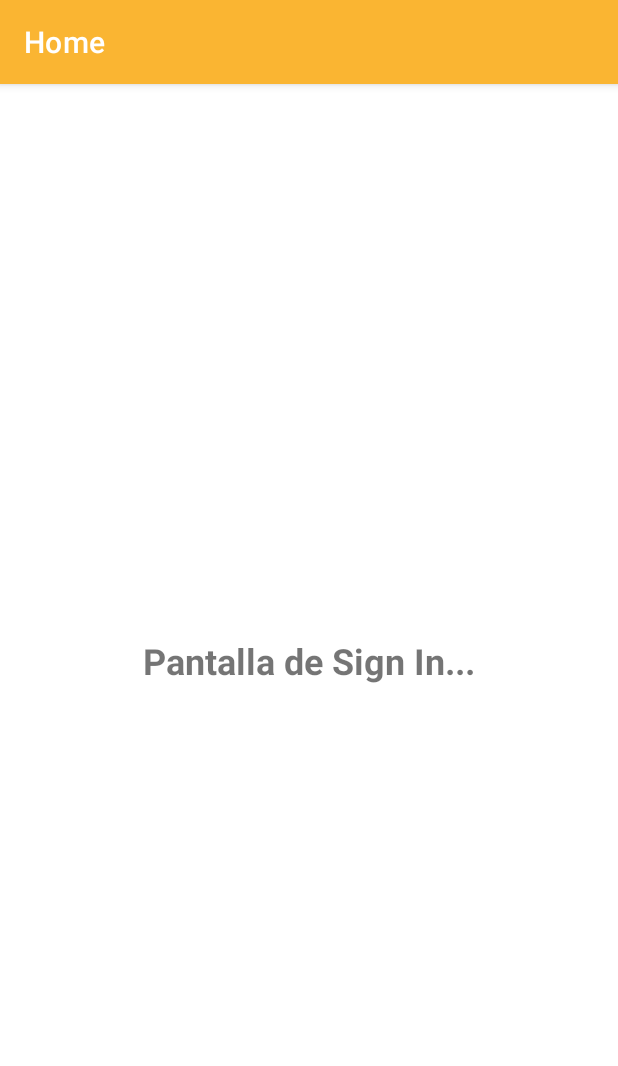
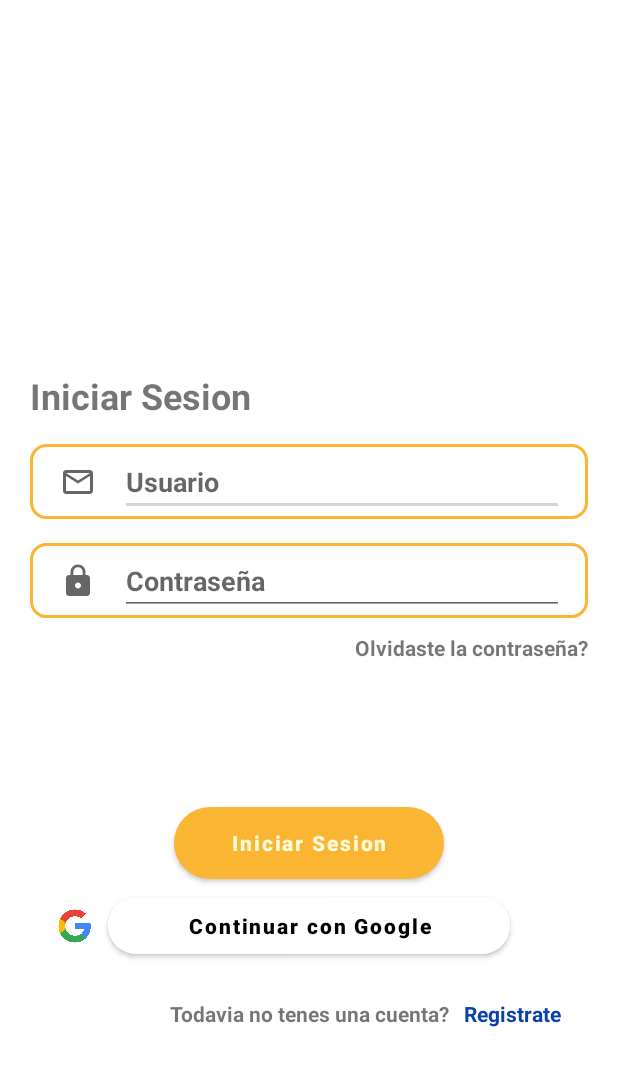
Before and after one commit to fmalonso96/Morfando-Inc, an Android app: the screen it shows after launch (HomeActivity before the commit, SignInActivity after it), on a phone screen of 412 x 824 dp. Shown: the top 1066 px of the screen. Run offline under Robolectric (Android 15) with nearby library versions, the phone set to English and light mode, and no system bars; our stand-ins replace Firebase (no records; nobody signed in at launch, a user with empty details on screens opened directly).

Commit message:
Google Sign In
- Logica para el inicio de sesion con google

```diff
--- a/app/src/main/java/com/example/morfando_inc/HomeActivity.kt
+++ /dev/null
@@ -1,12 +0,0 @@
-package com.example.morfando_inc
-
-import android.os.Bundle
-import androidx.appcompat.app.AppCompatActivity
-
-class HomeActivity : AppCompatActivity() {
-
-    override fun onCreate(savedInstanceState: Bundle?) {
-        super.onCreate(savedInstanceState)
-        setContentView(R.layout.activity_home)
-    }
-}
--- a/app/src/main/java/com/example/morfando_inc/MainActivity.kt
+++ b/app/src/main/java/com/example/morfando_inc/MainActivity.kt
@@ -1,6 +1,5 @@
 package com.example.morfando_inc
 
-import android.app.Activity
 import android.content.Intent
 import androidx.appcompat.app.AppCompatActivity
 import android.os.Bundle
@@ -13,7 +12,7 @@ class MainActivity : AppCompatActivity() {
         setContentView(R.layout.activity_main)
         supportActionBar?.hide()
         Handler().postDelayed({
-            val intent = Intent(this@MainActivity, HomeActivity::class.java)
+            val intent = Intent(this@MainActivity, SignInActivity::class.java)
             startActivity(intent)
             finish()
         }, 1500)
--- /dev/null
+++ b/app/src/main/java/com/example/morfando_inc/SignInActivity.kt
@@ -0,0 +1,85 @@
+package com.example.morfando_inc
+
+import android.app.Activity
+import android.content.Intent
+import android.os.Bundle
+import android.widget.Toast
+import androidx.activity.result.contract.ActivityResultContracts
+import androidx.appcompat.app.AppCompatActivity
+import androidx.fragment.app.Fragment
+import androidx.viewbinding.ViewBinding
+import androidx.viewbinding.ViewBindings
+import com.google.android.gms.auth.api.signin.GoogleSignIn
+import com.google.android.gms.auth.api.signin.GoogleSignInClient
+import com.google.firebase.auth.FirebaseAuth
+import com.example.morfando_inc.databinding.ActivitySignInBinding
+import com.google.android.gms.auth.api.signin.GoogleSignInAccount
+import com.google.android.gms.auth.api.signin.GoogleSignInOptions
+import com.google.android.gms.tasks.Task
+import com.google.firebase.auth.GoogleAuthProvider
+
+class SignInActivity : AppCompatActivity() {
+
+    private lateinit var binding: ActivitySignInBinding
+
+    private lateinit var auth: FirebaseAuth
+    private lateinit var googleSignInClient: GoogleSignInClient
+
+    private val launcher = registerForActivityResult(ActivityResultContracts.StartActivityForResult()) { result ->
+        if (result.resultCode == Activity.RESULT_OK) {
+            val task = GoogleSignIn.getSignedInAccountFromIntent(result.data)
+            handleResults(task)
+        }
+    }
+
+    override fun onCreate(savedInstanceState: Bundle?) {
+        super.onCreate(savedInstanceState)
+        binding = ActivitySignInBinding.inflate(layoutInflater)
+        setContentView(binding.root)
+        supportActionBar?.hide()
+
+        auth = FirebaseAuth.getInstance()
+        val googleOptions = GoogleSignInOptions.Builder(GoogleSignInOptions.DEFAULT_SIGN_IN)
+            .requestIdToken(getString(R.string.default_web_client_id))
+            .requestEmail()
+            .build()
+
+        googleSignInClient = GoogleSignIn.getClient(this, googleOptions)
+
+        setGoogleBtn()
+    }
+
+    private fun setGoogleBtn() {
+        binding.btnGoogle.setOnClickListener { signInGoogle() }
+    }
+
+    private fun signInGoogle() {
+        val signInIntent = googleSignInClient.signInIntent
+        launcher.launch(signInIntent)
+    }
+
+    private fun handleResults(task: Task<GoogleSignInAccount>) {
+        if (task.isSuccessful) {
+            val account: GoogleSignInAccount? = task.result
+            if (account != null) {
+                updateUI(account)
+            } else {
+                Toast.makeText(this, task.exception.toString(), Toast.LENGTH_LONG).show()
+            }
+        }
+    }
+
+    private fun updateUI(account: GoogleSignInAccount) {
+        val credential = GoogleAuthProvider.getCredential(account.idToken, null)
+        auth.signInWithCredential(credential).addOnCompleteListener {
+            if (it.isSuccessful) {
+                val intent: Intent = Intent(this, UserActivity::class.java)
+                intent.putExtra("email", account.email)
+                intent.putExtra("name", account.displayName)
+                startActivity(intent)
+            } else {
+                Toast.makeText(this, it.exception.toString(), Toast.LENGTH_LONG).show()
+            }
+        }
+    }
+}
--- /dev/null
+++ b/app/src/main/res/drawable/ic_password.xml
@@ -0,0 +1,10 @@
+<vector xmlns:android="http://schemas.android.com/apk/res/android"
+    android:width="24dp"
+    android:height="24dp"
+    android:viewportWidth="24"
+    android:viewportHeight="24"
+    android:tint="?attr/colorControlNormal">
+  <path
+      android:fillColor="@android:color/white"
+      android:pathData="M18,8h-1L17,6c0,-2.76 -2.24,-5 -5,-5S7,3.24 7,6v2L6,8c-1.1,0 -2,0.9 -2,2v10c0,1.1 0.9,2 2,2h12c1.1,0 2,-0.9 2,-2L20,10c0,-1.1 -0.9,-2 -2,-2zM12,17c-1.1,0 -2,-0.9 -2,-2s0.9,-2 2,-2 2,0.9 2,2 -0.9,2 -2,2zM15.1,8L8.9,8L8.9,6c0,-1.71 1.39,-3.1 3.1,-3.1 1.71,0 3.1,1.39 3.1,3.1v2z"/>
+</vector>
--- /dev/null
+++ b/app/src/main/res/drawable/ic_username.xml
@@ -0,0 +1,10 @@
+<vector xmlns:android="http://schemas.android.com/apk/res/android"
+    android:width="24dp"
+    android:height="24dp"
+    android:viewportWidth="24"
+    android:viewportHeight="24"
+    android:tint="?attr/colorControlNormal">
+  <path
+      android:fillColor="@android:color/white"
+      android:pathData="M20,4L4,4c-1.1,0 -1.99,0.9 -1.99,2L2,18c0,1.1 0.9,2 2,2h16c1.1,0 2,-0.9 2,-2L22,6c0,-1.1 -0.9,-2 -2,-2zM20,18L4,18L4,8l8,5 8,-5v10zM12,11L4,6h16l-8,5z"/>
+</vector>
--- /dev/null
+++ b/app/src/main/res/drawable/rectangle_corners_rounded.xml
@@ -0,0 +1,9 @@
+<?xml version="1.0" encoding="utf-8"?>
+<shape xmlns:android="http://schemas.android.com/apk/res/android"
+    android:shape="rectangle">
+
+    <stroke android:color="@color/yellow_500"
+        android:width="2dp"/>
+
+    <corners android:radius="10dp"/>
+</shape>
--- a/app/src/main/res/layout/activity_home.xml
+++ /dev/null
@@ -1,18 +0,0 @@
-<?xml version="1.0" encoding="utf-8"?>
-<androidx.constraintlayout.widget.ConstraintLayout xmlns:android="http://schemas.android.com/apk/res/android"
-    android:layout_width="match_parent"
-    android:layout_height="match_parent"
-    xmlns:app="http://schemas.android.com/apk/res-auto">
-
-    <TextView
-        android:layout_width="wrap_content"
-        android:layout_height="wrap_content"
-        android:text="Pantalla de Sign In..."
-        android:textSize="24dp"
-        android:textStyle="bold"
-        app:layout_constraintTop_toTopOf="parent"
-        app:layout_constraintBottom_toBottomOf="parent"
-        app:layout_constraintStart_toStartOf="parent"
-        app:layout_constraintEnd_toEndOf="parent"/>
-
-</androidx.constraintlayout.widget.ConstraintLayout>
--- /dev/null
+++ b/app/src/main/res/layout/activity_sign_in.xml
@@ -0,0 +1,166 @@
+<?xml version="1.0" encoding="utf-8"?>
+<androidx.constraintlayout.widget.ConstraintLayout xmlns:android="http://schemas.android.com/apk/res/android"
+    xmlns:tools="http://schemas.android.com/tools"
+    android:layout_width="match_parent"
+    android:layout_height="match_parent"
+    xmlns:app="http://schemas.android.com/apk/res-auto"
+    tools:context=".SignInActivity">
+
+    <androidx.constraintlayout.widget.Guideline
+        android:id="@+id/guideline"
+        android:layout_width="wrap_content"
+        android:layout_height="wrap_content"
+        android:orientation="horizontal"
+        app:layout_constraintGuide_percent="0.3"/>
+
+    <TextView
+        android:id="@+id/tv_iniciar_sesion"
+        android:layout_width="wrap_content"
+        android:layout_height="wrap_content"
+        android:text="Iniciar Sesion"
+        android:textSize="24sp"
+        android:textStyle="bold"
+        app:layout_constraintStart_toStartOf="@id/username_rectangle"
+        app:layout_constraintTop_toBottomOf="@id/guideline"/>
+
+    <ImageView
+        android:id="@+id/username_rectangle"
+        android:layout_width="match_parent"
+        android:layout_height="50dp"
+        android:layout_marginStart="20dp"
+        android:layout_marginEnd="20dp"
+        android:layout_marginTop="16dp"
+        android:src="@drawable/rectangle_corners_rounded"
+        app:layout_constraintTop_toBottomOf="@id/tv_iniciar_sesion"
+        app:layout_constraintStart_toStartOf="parent"
+        app:layout_constraintEnd_toEndOf="parent"/>
+
+    <ImageView
+        android:id="@+id/ic_username"
+        android:layout_width="wrap_content"
+        android:layout_height="wrap_content"
+        android:layout_marginStart="20dp"
+        android:src="@drawable/ic_username"
+        app:layout_constraintTop_toTopOf="@id/username_rectangle"
+        app:layout_constraintBottom_toBottomOf="@id/username_rectangle"
+        app:layout_constraintStart_toStartOf="@id/username_rectangle"/>
+
+    <EditText
+        android:id="@+id/et_username"
+        android:layout_width="0dp"
+        android:layout_height="wrap_content"
+        android:hint="Usuario"
+        android:textStyle="bold"
+        android:layout_marginStart="16dp"
+        android:layout_marginEnd="16dp"
+        app:layout_constraintStart_toEndOf="@id/ic_username"
+        app:layout_constraintEnd_toEndOf="@id/username_rectangle"
+        app:layout_constraintTop_toTopOf="@id/username_rectangle"
+        app:layout_constraintBottom_toBottomOf="@id/username_rectangle"/>
+
+    <ImageView
+        android:id="@+id/password_rectangle"
+        android:layout_width="match_parent"
+        android:layout_height="50dp"
+        android:layout_marginStart="20dp"
+        android:layout_marginEnd="20dp"
+        android:layout_marginTop="16dp"
+        android:src="@drawable/rectangle_corners_rounded"
+        app:layout_constraintTop_toBottomOf="@id/username_rectangle"
+        app:layout_constraintStart_toStartOf="parent"
+        app:layout_constraintEnd_toEndOf="parent"/>
+
+    <ImageView
+        android:id="@+id/ic_password"
+        android:layout_width="wrap_content"
+        android:layout_height="wrap_content"
+        android:layout_marginStart="20dp"
+        android:src="@drawable/ic_password"
+        app:layout_constraintTop_toTopOf="@id/password_rectangle"
+        app:layout_constraintBottom_toBottomOf="@id/password_rectangle"
+        app:layout_constraintStart_toStartOf="@id/password_rectangle"/>
+
+    <EditText
+        android:id="@+id/et_password"
+        android:layout_width="0dp"
+        android:layout_height="wrap_content"
+        android:hint="Contraseña"
+        android:textStyle="bold"
+        android:layout_marginStart="16dp"
+        android:layout_marginEnd="16dp"
+        app:layout_constraintStart_toEndOf="@id/ic_password"
+        app:layout_constraintEnd_toEndOf="@id/password_rectangle"
+        app:layout_constraintTop_toTopOf="@id/password_rectangle"
+        app:layout_constraintBottom_toBottomOf="@id/password_rectangle"/>
+
+    <TextView
+        android:layout_width="wrap_content"
+        android:layout_height="wrap_content"
+        android:text="Olvidaste la contraseña?"
+        android:layout_marginTop="10dp"
+        android:textStyle="bold"
+        app:layout_constraintEnd_toEndOf="@id/password_rectangle"
+        app:layout_constraintTop_toBottomOf="@id/password_rectangle"/>
+
+    <com.google.android.material.button.MaterialButton
+        android:id="@+id/btn_sign_in"
+        android:layout_width="180dp"
+        android:layout_height="60dp"
+        app:cornerRadius="24dp"
+        android:text="Iniciar Sesion"
+        android:textAllCaps="false"
+        android:textStyle="bold"
+        android:layout_marginTop="120dp"
+        app:layout_constraintTop_toBottomOf="@id/password_rectangle"
+        app:layout_constraintStart_toStartOf="parent"
+        app:layout_constraintEnd_toEndOf="parent"/>
+
+    <com.google.android.material.button.MaterialButton
+        android:id="@+id/btn_google"
+        android:layout_width="0dp"
+        android:layout_height="50dp"
+        app:cornerRadius="24dp"
+        android:backgroundTint="#FFFFFFFF"
+        android:textColor="#000000"
+        android:layout_marginStart="72dp"
+        android:layout_marginEnd="72dp"
+        android:text="Continuar con Google"
+        android:textAllCaps="false"
+        android:textStyle="bold"
+        app:layout_constraintTop_toBottomOf="@id/btn_sign_in"
+        app:layout_constraintStart_toStartOf="parent"
+        app:layout_constraintEnd_toEndOf="parent"/>
+
+    <ImageView
+        android:layout_width="24dp"
+        android:layout_height="24dp"
+        android:src="@drawable/google"
+        android:layout_marginEnd="10dp"
+        app:layout_constraintTop_toTopOf="@id/btn_google"
+        app:layout_constraintBottom_toBottomOf="@id/btn_google"
+        app:layout_constraintEnd_toStartOf="@id/btn_google"/>
+
+    <TextView
+        android:id="@+id/tv_question_register"
+        android:layout_width="wrap_content"
+        android:layout_height="wrap_content"
+        android:text="Todavia no tenes una cuenta?"
+        android:layout_marginTop="24dp"
+        android:textStyle="bold"
+        app:layout_constraintStart_toStartOf="parent"
+        app:layout_constraintEnd_toEndOf="parent"
+        app:layout_constraintTop_toBottomOf="@id/btn_google"/>
+
+    <TextView
+        android:id="@+id/tv_register"
+        android:layout_width="wrap_content"
+        android:layout_height="wrap_content"
+        android:text="Registrate"
+        android:textStyle="bold"
+        android:textColor="#0B41AC"
+        android:layout_marginStart="10dp"
+        app:layout_constraintStart_toEndOf="@id/tv_question_register"
+        app:layout_constraintTop_toTopOf="@id/tv_question_register"
+        app:layout_constraintBottom_toBottomOf="@id/tv_question_register"/>
+
+</androidx.constraintlayout.widget.ConstraintLayout>
--- a/app/src/main/res/values/strings.xml
+++ b/app/src/main/res/values/strings.xml
@@ -1,3 +1,5 @@
 <resources>
     <string name="app_name">Morfando-Inc</string>
+    <!-- TODO: Remove or change this placeholder text -->
+    <string name="hello_blank_fragment">Hello blank fragment</string>
 </resources>
```
Also changed, not shown: app/build.gradle (+8 -0 lines), app/src/main/AndroidManifest.xml (+9 -5 lines), app/src/main/java/com/example/morfando_inc/UserActivity.kt (added, +41 -0 lines), app/src/main/res/layout/activity_user.xml (added, +43 -0 lines), build.gradle (+12 -0 lines), app/src/main/res/drawable-v24/google.png (added), 1 other file.
